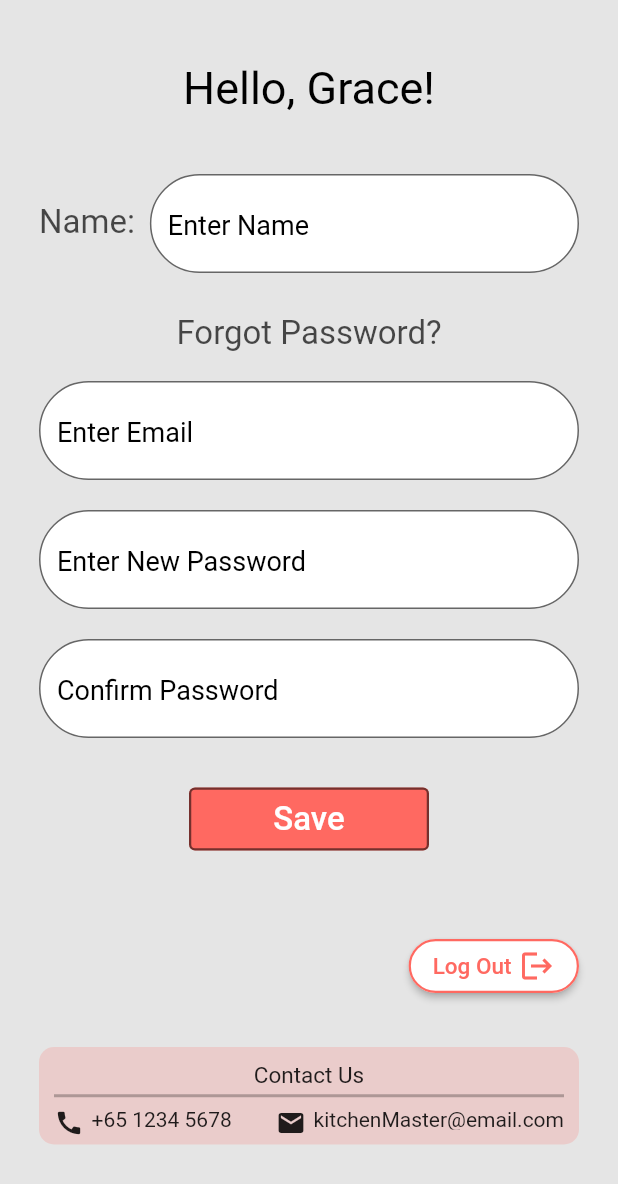
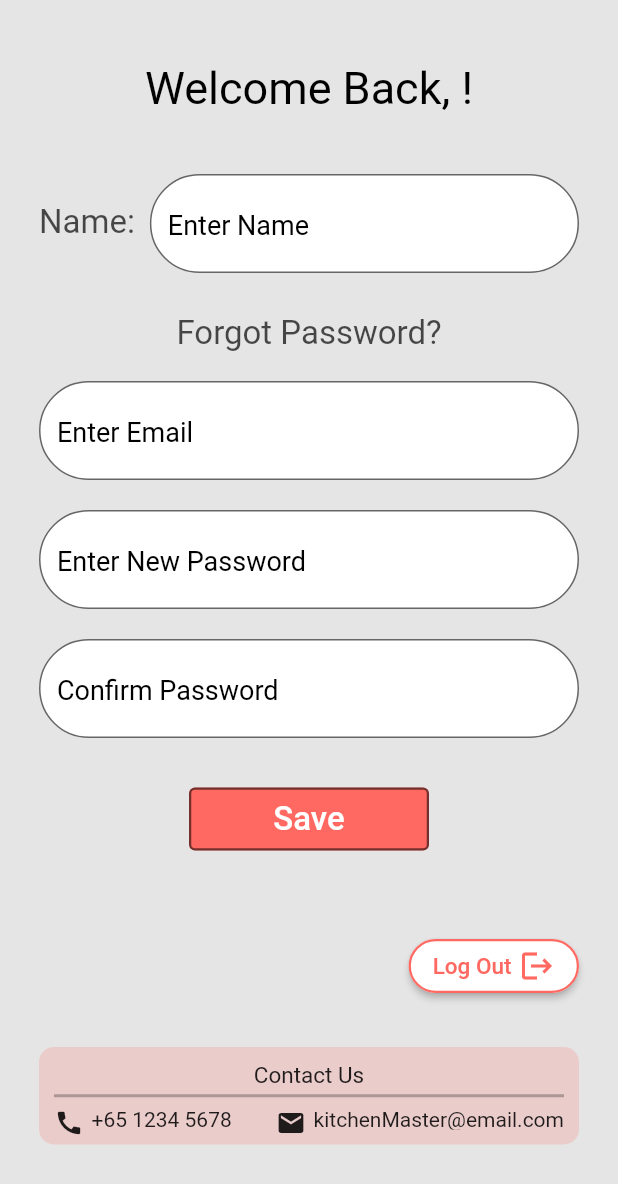
Before and after one commit to Nipun1212/KitchenMaster, a Flutter app: the ProfilePage screen opened directly, on a phone screen of 412 x 824 dp. Shown: the top 1184 px of the screen. Run offline on Flutter 3.47's test engine with Material 2 defaults, Android fonts, the phone set to English and light mode, and no system bars; our stand-ins replace cloud_firestore, firebase_auth, firebase_core, flutter_local_notifications, image_picker, persistent_bottom_nav_bar and 1 more; missing offline and left inert: tflite; accounts and stored records are empty; Roboto replaces fonts that are missing (IBM Plex Serif, IM FELL English SC, Iceland).

Commit message:
Profile page - Display User's Name using Firebase

```diff
--- a/kitchenmaster/lib/profile.dart
+++ b/kitchenmaster/lib/profile.dart
@@ -1,3 +1,5 @@
+import 'package:firebase_auth/firebase_auth.dart';
+import 'package:cloud_firestore/cloud_firestore.dart';
 import 'package:flutter/material.dart';
 import 'alerts.dart';
 
@@ -9,9 +11,20 @@ class ProfilePage extends StatefulWidget {
 }
 
 class _ProfilePageState extends State<ProfilePage> {
+  String userName = "";
   @override
   void initState() {
     super.initState();
+    getUsersName();
+  }
+
+  void getUsersName() async {
+    var userUid = FirebaseAuth.instance.currentUser!.uid;
+    var document = await FirebaseFirestore.instance.collection('users').doc(userUid).get();
+    setState(() {
+      userName = document["name"];
+    });
+    debugPrint(userName);
   }
 
   void _onItemTapped(int index) {
@@ -50,7 +63,7 @@ class _ProfilePageState extends State<ProfilePage> {
             child:
                 Column(mainAxisAlignment: MainAxisAlignment.center, children: <
                     Widget>[
-          Text('Hello, Grace!',
+          Text('Welcome Back, $userName!',
               textAlign: TextAlign.center,
               style: TextStyle(
                 color: Color.fromRGBO(0, 0, 0, 1),
@@ -362,7 +375,6 @@ class _ProfilePageState extends State<ProfilePage> {
         //     onTap: _onItemTapped,
         //     elevation: 5
         // ),
-
-        );
+    );
   }
 }
```
